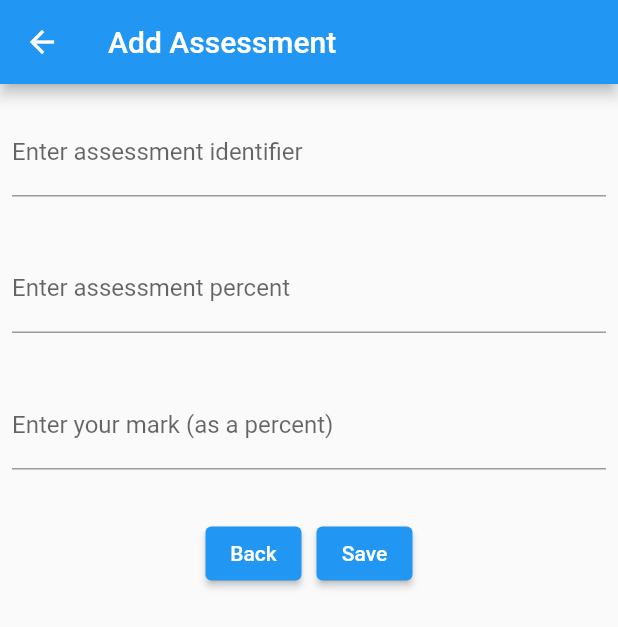
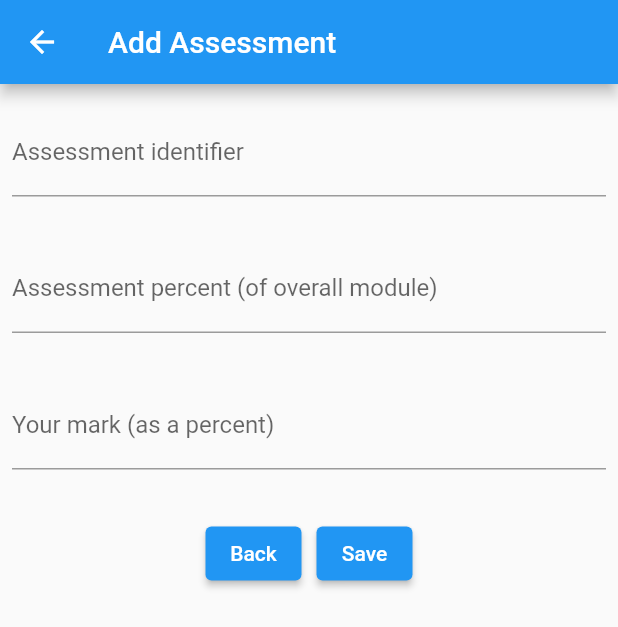
Before and after one commit to ThomasBoxall/module-grade-calculator-v1, a Flutter app: the screen it shows after launch, after a tap on the "add" icon, on a phone screen of 412 x 824 dp. Shown: the top 627 px of the screen. Run offline on Flutter 3.47's test engine with Material 2 defaults, Android fonts, the phone set to English and light mode, and no system bars.

Commit message:
make edit assessment work

```diff
--- a/lib/main.dart
+++ b/lib/main.dart
@@ -12,13 +12,20 @@ class Assessment{
 
 List myAssessments = [];
 
+// custom class to hold arguments passed from assessmentOverview route to edit/ add assessment route
+class ScreenArguments{
+  bool editMode;
+  int assessmentIndex;
+
+  ScreenArguments(this.editMode, [this.assessmentIndex = -1]);
+}
+
 void main() {
   runApp(const MaterialApp(
     title: 'Module Grade Calculator',
     home: AssessmentOverviewRoute(),
     color: Colors.purple,
   ));
-
 }
 
 
@@ -82,9 +89,16 @@ class _HomeState extends State<AssessmentOverviewRoute>{
                           size: 20.0,
                           color: Colors.black,
                         ),
-                        onPressed: (){
-                          print(index);
-                        }
+                        onPressed: () {
+                          bool editMode = true;
+                            Navigator.push(
+                              context,
+                              MaterialPageRoute(
+                                builder: (context) => const AddAssessmentRoute(),
+                                settings: RouteSettings(arguments: ScreenArguments(true, index)),
+                                ),
+                            ).then((res) => refreshHomeRoute());
+                          }
                         ),
                     ]
                   )
@@ -96,9 +110,13 @@ class _HomeState extends State<AssessmentOverviewRoute>{
       ),
       floatingActionButton: FloatingActionButton(
         onPressed: () {
+          bool editMode = false;
             Navigator.push(
               context,
-              MaterialPageRoute(builder: (context) => const AddAssessmentRoute()),
+              MaterialPageRoute(
+                builder: (context) => const AddAssessmentRoute(),
+                settings: RouteSettings(arguments: ScreenArguments(false)),
+                ),
             ).then((res) => refreshHomeRoute());
           },
         tooltip: 'Add',
@@ -111,25 +129,49 @@ class _HomeState extends State<AssessmentOverviewRoute>{
 class AddAssessmentRoute extends StatefulWidget {
   const AddAssessmentRoute({super.key});
 
+
   @override
   State<AddAssessmentRoute> createState() => _AddAssessmentFormState();
 }
 
 class _AddAssessmentFormState extends State<AddAssessmentRoute>{
-  final assessmentIdentifierController = TextEditingController();
+  var assessmentIdentifierController = TextEditingController();
   final assessmentPercentController = TextEditingController();
   final markController = TextEditingController();
 
+
   void addAssessment(){
     myAssessments.add(Assessment(assessmentIdentifierController.text, int.parse(assessmentPercentController.text), int.parse(markController.text)));
+  }
+  void saveButton(bool editMode, [int index = -1]){
+    if(!editMode){
+      addAssessment();
+    }else{
+      myAssessments[index].assessmentTitle = assessmentIdentifierController.text;
+      myAssessments[index].assessmentPercent = int.parse(assessmentPercentController.text);
+      myAssessments[index].markPercent = int.parse(markController.text);
+    }
     Navigator.pop(context);
   }
 
   @override
   Widget build(BuildContext context) {
+    // setup vars which we can change depending on mode
+    String modeString = "Add";
+
+    // get contents of the arguments we passed in when generating this route
+    ScreenArguments screenArgs = ModalRoute.of(context)!.settings.arguments as ScreenArguments;
+    // if the route is in edit mode then we need to setup for it
+    if (screenArgs.editMode){
+      assessmentIdentifierController.text = myAssessments[screenArgs.assessmentIndex].assessmentTitle;
+      assessmentPercentController.text = myAssessments[screenArgs.assessmentIndex].assessmentPercent.toString();
+      markController.text = myAssessments[screenArgs.assessmentIndex].markPercent.toString();
+      modeString = "Edit";
+    }
+
     return Scaffold(
       appBar: AppBar(
-        title: const Text('Add Assessment'),
+        title: Text('$modeString Assessment'),
       ),
       body: Column(
         children: <Widget>[
@@ -139,7 +181,7 @@ class _AddAssessmentFormState extends State<AddAssessmentRoute>{
                 controller: assessmentIdentifierController,
                 decoration: const InputDecoration(
                   border: UnderlineInputBorder(),
-                  labelText: 'Enter assessment identifier',
+                  labelText: 'Assessment identifier',
                 ),
               ),
           ),
@@ -149,7 +191,7 @@ class _AddAssessmentFormState extends State<AddAssessmentRoute>{
                 controller: assessmentPercentController,
                 decoration: const InputDecoration(
                   border: UnderlineInputBorder(),
-                  labelText: 'Enter assessment percent',
+                  labelText: 'Assessment percent (of overall module)',
                 ),
               ),
           ),
@@ -159,7 +201,7 @@ class _AddAssessmentFormState extends State<AddAssessmentRoute>{
                 controller: markController,
                 decoration: const InputDecoration(
                   border: UnderlineInputBorder(),
-                  labelText: 'Enter your mark (as a percent)',
+                  labelText: 'Your mark (as a percent)',
                 ),
               ),
           ),
@@ -177,7 +219,8 @@ class _AddAssessmentFormState extends State<AddAssessmentRoute>{
                 ),
                 ElevatedButton(
                   onPressed: (){
-                    addAssessment();
+                    // addAssessment();
+                    saveButton(screenArgs.editMode, screenArgs.assessmentIndex);
                   },
                   child: const Text('Save'),
                 )
```
Also changed, not shown: 1 other file.
